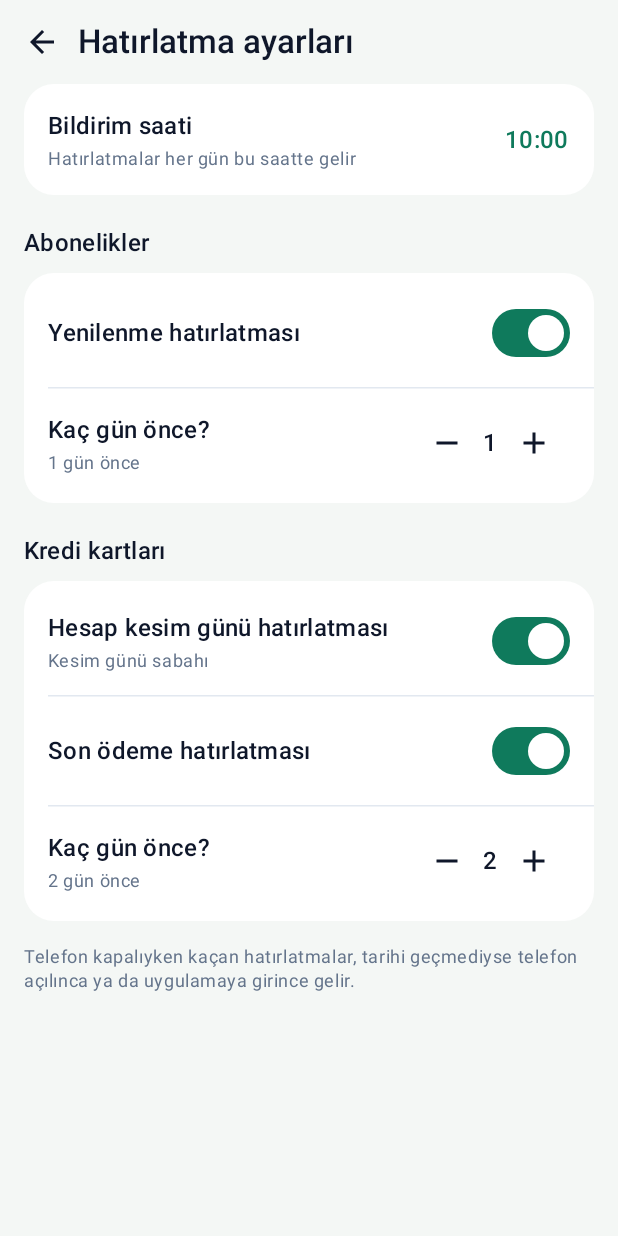
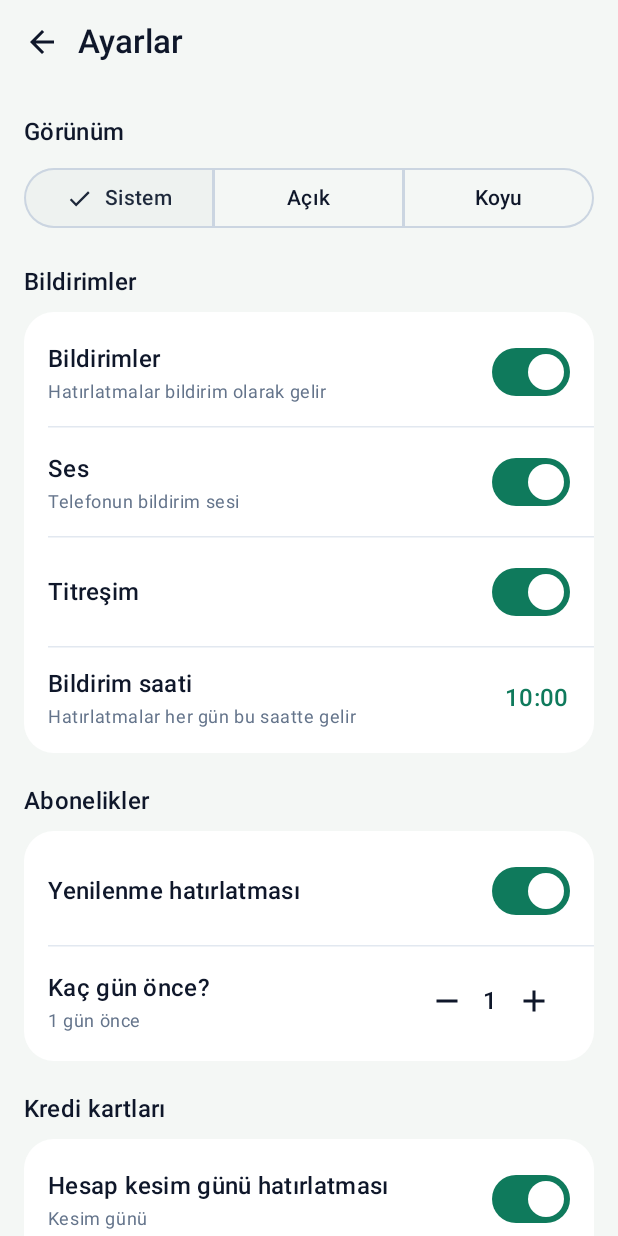
Before and after one commit to ibrahimefeyokus/abonelik-avcisi, an Android app built with Jetpack Compose: the screen it shows after launch (MainActivity), after a tap on "Ayarlar", on a phone screen of 412 x 824 dp. Run offline under Robolectric (Android 15) with nearby library versions, the phone set to English and light mode, and no system bars; our stand-ins replace Room's generated code; libraries missing offline, so code that uses them is left out: androidx.glance, androidx.glance.action, androidx.glance.appwidget, androidx.glance.background, androidx.glance.color and 2 more; 1 statement that could not run was skipped.

Commit message:
feat: koyu mod ayarı, bildirim aç/kapa, ses ve titreşim seçenekleri

```diff
--- a/app/src/main/java/com/ibrah/abonelik/MainActivity.kt
+++ b/app/src/main/java/com/ibrah/abonelik/MainActivity.kt
@@ -2,16 +2,21 @@ package com.ibrah.abonelik
 
 import android.os.Bundle
 import androidx.activity.ComponentActivity
+import androidx.activity.SystemBarStyle
 import androidx.activity.compose.setContent
 import androidx.activity.enableEdgeToEdge
-import androidx.compose.foundation.layout.Box
+import androidx.compose.foundation.isSystemInDarkTheme
 import androidx.compose.foundation.layout.fillMaxSize
 import androidx.compose.material3.MaterialTheme
 import androidx.compose.material3.Surface
-import androidx.compose.material3.Text
-import androidx.compose.ui.Alignment
+import androidx.compose.runtime.DisposableEffect
+import androidx.compose.runtime.collectAsState
+import androidx.compose.runtime.getValue
+import androidx.compose.runtime.remember
 import androidx.compose.ui.Modifier
 import androidx.lifecycle.lifecycleScope
+import com.ibrah.abonelik.core.ThemeMode
+import com.ibrah.abonelik.data.SettingsStore
 import com.ibrah.abonelik.reminders.CatchUp
 import com.ibrah.abonelik.ui.AppNav
 import com.ibrah.abonelik.ui.theme.AppTheme
@@ -23,7 +28,17 @@ class MainActivity : ComponentActivity() {
         super.onCreate(savedInstanceState)
         enableEdgeToEdge()
         setContent {
-            AppTheme {
+            val store = remember { SettingsStore(applicationContext) }
+            val mode by store.theme.collectAsState(initial = ThemeMode.SYSTEM)
+            val dark = mode.isDark(isSystemInDarkTheme())
+            // Durum çubuğu simgeleri seçilen temaya uysun (koyu temada açık renk simgeler).
+            DisposableEffect(dark) {
+                val style = if (dark) SystemBarStyle.dark(android.graphics.Color.TRANSPARENT)
+                else SystemBarStyle.light(android.graphics.Color.TRANSPARENT, android.graphics.Color.TRANSPARENT)
+                enableEdgeToEdge(statusBarStyle = style, navigationBarStyle = style)
+                onDispose {}
+            }
+            AppTheme(dark = dark) {
                 Surface(Modifier.fillMaxSize(), color = MaterialTheme.colorScheme.background) { AppNav() }
             }
         }
--- /dev/null
+++ b/app/src/main/java/com/ibrah/abonelik/core/Prefs.kt
@@ -0,0 +1,31 @@
+package com.ibrah.abonelik.core
+
+enum class ThemeMode(val label: String) {
+    SYSTEM("Sistem"), LIGHT("Açık"), DARK("Koyu");
+
+    fun isDark(systemDark: Boolean) = when (this) { SYSTEM -> systemDark; LIGHT -> false; DARK -> true }
+}
+
+/** Bildirimin nasıl iletileceği: kanal seçimi ve uygulama içi aç/kapa. */
+object Delivery {
+    /**
+     * Android kanal ses/titreşimini sonradan değiştirmeye izin vermez; her birleşim ayrı kanaldır,
+     * kullanılmayanlar silinir.
+     */
+    fun channelId(sound: Boolean, vibrate: Boolean) = "hatirlatmalar_s${if (sound) 1 else 0}_v${if (vibrate) 1 else 0}"
+
+    val allChannelIds = listOf(true, false).flatMap { s -> listOf(true, false).map { v -> channelId(s, v) } }
+    val legacyChannelIds = listOf("hatirlatmalar")
+
+    data class Plan(val show: List<Reminder>, val markSent: List<Reminder>)
+
+    /**
+     * Uygulamadan kapatıldıysa: gösterme ama "geçti" say (yeniden açılınca geçmişler yağmasın).
+     * Telefon (izin/kanal) engelliyorsa: gösterme, sayma da (izin verilince telafi edilir).
+     */
+    fun plan(due: List<Reminder>, notificationsOn: Boolean, systemAllows: Boolean): Plan = when {
+        !notificationsOn -> Plan(emptyList(), due)
+        !systemAllows -> Plan(emptyList(), emptyList())
+        else -> Plan(due, due)
+    }
+}
--- a/app/src/main/java/com/ibrah/abonelik/core/Reminders.kt
+++ b/app/src/main/java/com/ibrah/abonelik/core/Reminders.kt
@@ -13,6 +13,10 @@ data class ReminderSettings(
     val subOn: Boolean = true,
     val statementOn: Boolean = true,
     val dueOn: Boolean = true,
+    /** Uygulama içi ana düğme; kapalıyken hiçbir hatırlatma gösterilmez. */
+    val notificationsOn: Boolean = true,
+    val sound: Boolean = true,
+    val vibrate: Boolean = true,
 ) {
     /** Önceden hatırlatma 0–7 gün; telafi penceresi de bu yüzden en fazla 7 gün. */
     fun normalized() = copy(subDaysBefore = subDaysBefore.coerceIn(0, 7), dueDaysBefore = dueDaysBefore.coerceIn(0, 7))
--- a/app/src/main/java/com/ibrah/abonelik/data/SettingsStore.kt
+++ b/app/src/main/java/com/ibrah/abonelik/data/SettingsStore.kt
@@ -5,8 +5,10 @@ import androidx.datastore.preferences.core.Preferences
 import androidx.datastore.preferences.core.booleanPreferencesKey
 import androidx.datastore.preferences.core.edit
 import androidx.datastore.preferences.core.intPreferencesKey
+import androidx.datastore.preferences.core.stringPreferencesKey
 import androidx.datastore.preferences.preferencesDataStore
 import com.ibrah.abonelik.core.ReminderSettings
+import com.ibrah.abonelik.core.ThemeMode
 import java.time.LocalTime
 import kotlinx.coroutines.flow.Flow
 import kotlinx.coroutines.flow.first
@@ -24,11 +26,21 @@ class SettingsStore(context: Context) {
         val SUB_ON = booleanPreferencesKey("sub_on")
         val ST_ON = booleanPreferencesKey("statement_on")
         val DUE_ON = booleanPreferencesKey("due_on")
+        val NOTIF_ON = booleanPreferencesKey("notifications_on")
+        val SOUND = booleanPreferencesKey("sound")
+        val VIBRATE = booleanPreferencesKey("vibrate")
+        val THEME = stringPreferencesKey("theme")
     }
 
     val flow: Flow<ReminderSettings> = store.data.map { it.toSettings() }
 
+    val theme: Flow<ThemeMode> = store.data.map { p ->
+        p[K.THEME]?.let { runCatching { ThemeMode.valueOf(it) }.getOrNull() } ?: ThemeMode.SYSTEM
+    }
+
     suspend fun current(): ReminderSettings = flow.first()
+
+    suspend fun setTheme(t: ThemeMode) { store.edit { it[K.THEME] = t.name } }
 
     suspend fun update(f: (ReminderSettings) -> ReminderSettings) {
         store.edit { p ->
@@ -39,6 +51,9 @@ class SettingsStore(context: Context) {
             p[K.SUB_ON] = n.subOn
             p[K.ST_ON] = n.statementOn
             p[K.DUE_ON] = n.dueOn
+            p[K.NOTIF_ON] = n.notificationsOn
+            p[K.SOUND] = n.sound
+            p[K.VIBRATE] = n.vibrate
         }
     }
 
@@ -52,6 +67,9 @@ class SettingsStore(context: Context) {
             subOn = this[K.SUB_ON] ?: d.subOn,
             statementOn = this[K.ST_ON] ?: d.statementOn,
             dueOn = this[K.DUE_ON] ?: d.dueOn,
+            notificationsOn = this[K.NOTIF_ON] ?: d.notificationsOn,
+            sound = this[K.SOUND] ?: d.sound,
+            vibrate = this[K.VIBRATE] ?: d.vibrate,
         )
     }
 }
--- a/app/src/main/java/com/ibrah/abonelik/notify/Notifications.kt
+++ b/app/src/main/java/com/ibrah/abonelik/notify/Notifications.kt
@@ -9,41 +9,52 @@ import androidx.core.app.NotificationCompat
 import androidx.core.app.NotificationManagerCompat
 import com.ibrah.abonelik.MainActivity
 import com.ibrah.abonelik.R
+import com.ibrah.abonelik.core.Delivery
+import com.ibrah.abonelik.core.ReminderSettings
 
 object Notifications {
-    const val CHANNEL = "hatirlatmalar"
-
-    fun ensureChannel(ctx: Context) {
+    /**
+     * Ses/titreşim ayarına uygun kanalı oluşturur, diğerlerini siler (telefonun ayarlarında tek
+     * "Hatırlatmalar" kanalı görünsün). Android kanal sesini sonradan değiştirmeye izin vermediği için
+     * her birleşim ayrı kanaldır.
+     */
+    fun ensureChannel(ctx: Context, s: ReminderSettings): String {
         val nm = ctx.getSystemService(NotificationManager::class.java)
+        val id = Delivery.channelId(s.sound, s.vibrate)
+        (Delivery.allChannelIds + Delivery.legacyChannelIds).filter { it != id }.forEach { nm.deleteNotificationChannel(it) }
         nm.createNotificationChannel(
-            NotificationChannel(CHANNEL, "Hatırlatmalar", NotificationManager.IMPORTANCE_DEFAULT).apply {
+            NotificationChannel(id, "Hatırlatmalar", NotificationManager.IMPORTANCE_DEFAULT).apply {
                 description = "Abonelik yenilemeleri, ekstre kesimi ve son ödeme"
                 lockscreenVisibility = NotificationCompat.VISIBILITY_PRIVATE
+                if (!s.sound) setSound(null, null)
+                enableVibration(s.vibrate)
+                if (s.vibrate) vibrationPattern = longArrayOf(0, 250, 150, 250)
             },
         )
+        return id
     }
 
-    /** Uygulama bildirimleri açık VE "Hatırlatmalar" kanalı kapatılmamış. */
-    fun enabled(ctx: Context): Boolean {
+    /** Telefon tarafı izin veriyor mu: uygulama bildirimleri açık VE kanal kapatılmamış. */
+    fun systemAllows(ctx: Context, s: ReminderSettings): Boolean {
         if (!NotificationManagerCompat.from(ctx).areNotificationsEnabled()) return false
-        ensureChannel(ctx)
-        val ch = ctx.getSystemService(NotificationManager::class.java).getNotificationChannel(CHANNEL)
+        val id = ensureChannel(ctx, s)
+        val ch = ctx.getSystemService(NotificationManager::class.java).getNotificationChannel(id)
         return ch == null || ch.importance != NotificationManager.IMPORTANCE_NONE
     }
 
     /** Kilit ekranında yalnızca "Abonelik Avcısı · hatırlatma" görünür; tutar gizli kalır. */
-    fun show(ctx: Context, id: Int, title: String, body: String) {
-        ensureChannel(ctx)
+    fun show(ctx: Context, s: ReminderSettings, id: Int, title: String, body: String) {
+        val channel = ensureChannel(ctx, s)
         val open = PendingIntent.getActivity(
             ctx, 0, Intent(ctx, MainActivity::class.java).addFlags(Intent.FLAG_ACTIVITY_SINGLE_TOP),
             PendingIntent.FLAG_IMMUTABLE or PendingIntent.FLAG_UPDATE_CURRENT,
         )
-        val public = NotificationCompat.Builder(ctx, CHANNEL)
+        val public = NotificationCompat.Builder(ctx, channel)
             .setSmallIcon(R.drawable.ic_launcher_foreground)
             .setContentTitle("Abonelik Avcısı")
             .setContentText("Hatırlatma")
             .build()
-        val n = NotificationCompat.Builder(ctx, CHANNEL)
+        val n = NotificationCompat.Builder(ctx, channel)
             .setSmallIcon(R.drawable.ic_launcher_foreground)
             .setContentTitle(title)
             .setContentText(body)
--- a/app/src/main/java/com/ibrah/abonelik/reminders/CatchUp.kt
+++ b/app/src/main/java/com/ibrah/abonelik/reminders/CatchUp.kt
@@ -6,6 +6,7 @@ import android.content.BroadcastReceiver
 import android.content.Context
 import android.content.Intent
 import com.ibrah.abonelik.core.AlarmTime
+import com.ibrah.abonelik.core.Delivery
 import com.ibrah.abonelik.core.Kind
 import com.ibrah.abonelik.core.ReminderPlanner
 import com.ibrah.abonelik.core.Totals
@@ -42,21 +43,21 @@ object CatchUp {
         DailyAlarm.schedule(ctx, AlarmTime.next(now, settings.time))
         val subs = repo.subsNow()
         val cards = repo.cardsNow()
-        // Bildirim izni yoksa hiçbir şey "gönderildi" sayılmaz; izin verilince telafi edilir.
-        if (Notifications.enabled(ctx)) {
-            val today = now.toLocalDate()
-            val due = ReminderPlanner.due(subs, cards, settings, now, repo.sentKeys())
-            val shown = due.mapNotNull { r ->
-                val sub = subs.firstOrNull { it.id == r.itemId && r.kind == Kind.SUB }
-                val card = cards.firstOrNull { it.id == r.itemId && r.kind != Kind.SUB }
-                val st = if (r.kind == Kind.STATEMENT && card != null) Totals.onStatement(card, subs, r.eventDate) else null
-                val text = ReminderText.of(r, sub, card, st, today) ?: return@mapNotNull r.key // silinmiş öğe: sessizce kapat
-                Notifications.show(ctx, r.key.hashCode(), text.first, text.second)
-                r.key
+        val today = now.toLocalDate()
+        val due = ReminderPlanner.due(subs, cards, settings, now, repo.sentKeys())
+        // Uygulamadan kapalıysa: gösterme, "geçti" say. Telefon engelliyorsa: gösterme, sayma (sonra telafi).
+        val plan = Delivery.plan(due, settings.notificationsOn,
+            systemAllows = settings.notificationsOn && Notifications.systemAllows(ctx, settings))
+        plan.show.forEach { r ->
+            val sub = subs.firstOrNull { it.id == r.itemId && r.kind == Kind.SUB }
+            val card = cards.firstOrNull { it.id == r.itemId && r.kind != Kind.SUB }
+            val st = if (r.kind == Kind.STATEMENT && card != null) Totals.onStatement(card, subs, r.eventDate) else null
+            ReminderText.of(r, sub, card, st, today)?.let { (title, body) ->
+                Notifications.show(ctx, settings, r.key.hashCode(), title, body)
             }
-            if (shown.isNotEmpty()) repo.markSent(shown, today)
-            repo.pruneSent(today.minusDays(30))
         }
+        if (plan.markSent.isNotEmpty()) repo.markSent(plan.markSent.map { it.key }, today)
+        repo.pruneSent(today.minusDays(30))
         // Gün değişince "yarın / N gün" etiketleri ve yaklaşanlar widget'ta da güncellensin.
         com.ibrah.abonelik.widget.WidgetUpdater.update(ctx)
     }
--- a/app/src/main/java/com/ibrah/abonelik/ui/AppNav.kt
+++ b/app/src/main/java/com/ibrah/abonelik/ui/AppNav.kt
@@ -37,6 +37,7 @@ import com.ibrah.abonelik.core.Sub
 import kotlinx.coroutines.flow.map
 import com.ibrah.abonelik.data.Repository
 import com.ibrah.abonelik.data.SettingsStore
+import com.ibrah.abonelik.notify.Notifications
 import com.ibrah.abonelik.reminders.CatchUp
 import java.time.LocalDate
 import java.util.UUID
@@ -60,6 +61,7 @@ fun AppNav() {
     val subs = subsOrNull.orEmpty()
     val cards = cardsOrNull.orEmpty()
     val settings by store.flow.collectAsState(initial = ReminderSettings())
+    val theme by store.theme.collectAsState(initial = com.ibrah.abonelik.core.ThemeMode.SYSTEM)
     var tab by rememberSaveable { mutableStateOf(0) }
     var editingSub by rememberSaveable { mutableStateOf<String?>(null) }   // id ya da NEW
     var editingCard by rememberSaveable { mutableStateOf<String?>(null) }
@@ -117,13 +119,18 @@ fun AppNav() {
     if (showSettings) {
         SettingsScreen(
             settings,
+            theme = theme,
+            onTheme = { t -> scope.launch { store.setTheme(t) } },
             onChange = { f ->
                 scope.launch {
                     val old = store.current()
                     store.update(f)
                     withContext(Dispatchers.IO) {
                         runCatching {
-                            if (SettingsChange.needsCatchUp(old, store.current())) CatchUp.run(ctx) else CatchUp.reschedule(ctx)
+                            val new = store.current()
+                            // Ses/titreşim değişince kanal hemen yenilensin (telefon ayarlarında da doğru görünsün).
+                            Notifications.ensureChannel(ctx, new)
+                            if (SettingsChange.needsCatchUp(old, new)) CatchUp.run(ctx) else CatchUp.reschedule(ctx)
                         }
                     }
                 }
@@ -157,7 +164,7 @@ fun AppNav() {
         if (tab == 0) {
             HomeScreen(
                 subs, cards, today,
-                banner = { SetupBanner(onGranted = { catchUp() }) },
+                banner = { SetupBanner(settings, onGranted = { catchUp() }) },
                 onAdd = { editingSub = NEW },
                 onOpen = { editingSub = it.id },
                 onOpenCard = { editingCard = it.id },
--- a/app/src/main/java/com/ibrah/abonelik/ui/HomeScreen.kt
+++ b/app/src/main/java/com/ibrah/abonelik/ui/HomeScreen.kt
@@ -99,7 +99,8 @@ fun HomeScreen(
 private fun TotalCard(monthly: String, yearly: String, count: Int) {
     Surface(
         Modifier.fillMaxWidth().padding(top = 8.dp), shape = MaterialTheme.shapes.large,
-        color = MaterialTheme.colorScheme.primary,
+        // Koyu temada da marka yeşili: açık nane rengi üstünde beyaz yazı okunmuyordu.
+        color = AppColors.Brand,
     ) {
         Column(Modifier.padding(22.dp)) {
             Text("Aylık toplam", color = Color.White.copy(alpha = 0.8f), style = MaterialTheme.typography.labelLarge)
--- a/app/src/main/java/com/ibrah/abonelik/ui/SettingsScreen.kt
+++ b/app/src/main/java/com/ibrah/abonelik/ui/SettingsScreen.kt
@@ -36,51 +36,56 @@ import androidx.compose.ui.Alignment
 import androidx.compose.ui.Modifier
 import androidx.compose.ui.unit.dp
 import com.ibrah.abonelik.core.ReminderSettings
+import com.ibrah.abonelik.core.ThemeMode
 import java.time.LocalTime
+
+private typealias Change = ((ReminderSettings) -> ReminderSettings) -> Unit
 
 @OptIn(ExperimentalMaterial3Api::class)
 @Composable
-fun SettingsScreen(settings: ReminderSettings, onChange: ((ReminderSettings) -> ReminderSettings) -> Unit, onClose: () -> Unit) {
+fun SettingsScreen(
+    settings: ReminderSettings,
+    theme: ThemeMode,
+    onTheme: (ThemeMode) -> Unit,
+    onChange: Change,
+    onClose: () -> Unit,
+) {
     var picking by remember { mutableStateOf(false) }
     BackHandler(onBack = onClose)
     Column(Modifier.fillMaxSize().statusBarsPadding().navigationBarsPadding()) {
         Row(Modifier.fillMaxWidth().padding(4.dp), verticalAlignment = Alignment.CenterVertically) {
             IconButton(onClick = onClose) { Icon(Icons.AutoMirrored.Filled.ArrowBack, "Geri") }
-            Text("Hatırlatma ayarları", style = MaterialTheme.typography.titleLarge)
+            Text("Ayarlar", style = MaterialTheme.typography.titleLarge)
         }
         Column(Modifier.verticalScroll(rememberScrollState()).padding(horizontal = 16.dp)) {
+            SectionTitle("Görünüm")
+            Segmented(ThemeMode.entries.map { it to it.label }, theme, onTheme)
+
+            SectionTitle("Bildirimler")
             CardBox {
-                SettingRow("Bildirim saati", "Hatırlatmalar her gün bu saatte gelir",
-                    Modifier.clickable { picking = true }) {
-                    Text("%02d:%02d".format(settings.time.hour, settings.time.minute), style = MaterialTheme.typography.titleMedium,
-                        color = MaterialTheme.colorScheme.primary)
+                SettingRow("Bildirimler", if (settings.notificationsOn) "Hatırlatmalar bildirim olarak gelir" else "Hiçbir hatırlatma gelmez") {
+                    Switch(settings.notificationsOn, { v -> onChange { it.copy(notificationsOn = v) } })
+                }
+                if (settings.notificationsOn) {
+                    Divider()
+                    SettingRow("Ses", if (settings.sound) "Telefonun bildirim sesi" else "Sessiz") {
+                        Switch(settings.sound, { v -> onChange { it.copy(sound = v) } })
+                    }
+                    Divider()
+                    SettingRow("Titreşim", null) { Switch(settings.vibrate, { v -> onChange { it.copy(vibrate = v) } }) }
+                    Divider()
+                    SettingRow("Bildirim saati", "Hatırlatmalar her gün bu saatte gelir", Modifier.clickable { picking = true }) {
+                        Text("%02d:%02d".format(settings.time.hour, settings.time.minute),
+                            style = MaterialTheme.typography.titleMedium, color = MaterialTheme.colorScheme.primary)
+                    }
                 }
             }
-            SectionTitle("Abonelikler")
-            CardBox {
-                SettingRow("Yenilenme hatırlatması", null) { Switch(settings.subOn, { v -> onChange { it.copy(subOn = v) } }) }
-                Divider()
-                SettingRow("Kaç gün önce?", if (settings.subDaysBefore == 0) "yenilenme günü" else "${settings.subDaysBefore} gün önce") {
-                    Stepper(settings.subDaysBefore) { n -> onChange { it.copy(subDaysBefore = n) } }
-                }
+            if (!settings.notificationsOn) {
+                Note("Kapalıyken günü gelen hatırlatmalar atlanır; tekrar açınca geçmişler toplu gelmez.")
+            } else {
+                ReminderKinds(settings, onChange)
+                Note("Telefon kapalıyken kaçan hatırlatmalar, tarihi geçmediyse telefon açılınca ya da uygulamaya girince gelir.")
             }
-            SectionTitle("Kredi kartları")
-            CardBox {
-                SettingRow("Hesap kesim günü hatırlatması", "Kesim günü sabahı") {
-                    Switch(settings.statementOn, { v -> onChange { it.copy(statementOn = v) } })
-                }
-                Divider()
-                SettingRow("Son ödeme hatırlatması", null) { Switch(settings.dueOn, { v -> onChange { it.copy(dueOn = v) } }) }
-                Divider()
-                SettingRow("Kaç gün önce?", if (settings.dueDaysBefore == 0) "son ödeme günü" else "${settings.dueDaysBefore} gün önce") {
-                    Stepper(settings.dueDaysBefore) { n -> onChange { it.copy(dueDaysBefore = n) } }
-                }
-            }
-            Text(
-                "Telefon kapalıyken kaçan hatırlatmalar, tarihi geçmediyse telefon açılınca ya da uygulamaya girince gelir.",
-                style = MaterialTheme.typography.bodySmall, color = MaterialTheme.colorScheme.onSurfaceVariant,
-                modifier = Modifier.padding(vertical = 16.dp),
-            )
         }
     }
     if (picking) {
@@ -97,6 +102,36 @@ fun SettingsScreen(settings: ReminderSettings, onChange: ((ReminderSettings) ->
         )
     }
 }
+
+@Composable
+private fun ReminderKinds(settings: ReminderSettings, onChange: Change) {
+    SectionTitle("Abonelikler")
+    CardBox {
+        SettingRow("Yenilenme hatırlatması", null) { Switch(settings.subOn, { v -> onChange { it.copy(subOn = v) } }) }
+        Divider()
+        SettingRow("Kaç gün önce?", if (settings.subDaysBefore == 0) "yenilenme günü" else "${settings.subDaysBefore} gün önce") {
+            Stepper(settings.subDaysBefore) { n -> onChange { it.copy(subDaysBefore = n) } }
+        }
+    }
+    SectionTitle("Kredi kartları")
+    CardBox {
+        SettingRow("Hesap kesim günü hatırlatması", "Kesim günü") {
+            Switch(settings.statementOn, { v -> onChange { it.copy(statementOn = v) } })
+        }
+        Divider()
+        SettingRow("Son ödeme hatırlatması", null) { Switch(settings.dueOn, { v -> onChange { it.copy(dueOn = v) } }) }
+        Divider()
+        SettingRow("Kaç gün önce?", if (settings.dueDaysBefore == 0) "son ödeme günü" else "${settings.dueDaysBefore} gün önce") {
+            Stepper(settings.dueDaysBefore) { n -> onChange { it.copy(dueDaysBefore = n) } }
+        }
+    }
+}
+
+@Composable
+private fun Note(text: String) = Text(
+    text, style = MaterialTheme.typography.bodySmall, color = MaterialTheme.colorScheme.onSurfaceVariant,
+    modifier = Modifier.padding(vertical = 16.dp),
+)
 
 @Composable
 private fun Divider() = HorizontalDivider(Modifier.padding(start = 16.dp), color = MaterialTheme.colorScheme.outlineVariant)
--- a/app/src/main/java/com/ibrah/abonelik/ui/SetupBanner.kt
+++ b/app/src/main/java/com/ibrah/abonelik/ui/SetupBanner.kt
@@ -72,7 +72,7 @@ object Setup {
 
 /** "Hatırlatmalar için kurulum eksik" bandı: bildirim izni ve pil kısıtlaması. Her açılışta yeniden denetlenir. */
 @Composable
-fun SetupBanner(onGranted: () -> Unit) {
+fun SetupBanner(settings: com.ibrah.abonelik.core.ReminderSettings, onGranted: () -> Unit) {
     val ctx = LocalContext.current
     var tick by remember { mutableIntStateOf(0) }
     val owner = LocalLifecycleOwner.current
@@ -86,7 +86,9 @@ fun SetupBanner(onGranted: () -> Unit) {
         if (ok) onGranted()
     }
     @Suppress("UNUSED_EXPRESSION") tick
-    val notif = Setup.notificationsGranted(ctx) && com.ibrah.abonelik.notify.Notifications.enabled(ctx)
+    // Bildirimleri uygulamadan bilerek kapattıysa uyarma; açıkken telefon engelliyorsa uyar.
+    val notif = !settings.notificationsOn ||
+        (Setup.notificationsGranted(ctx) && com.ibrah.abonelik.notify.Notifications.systemAllows(ctx, settings))
     val battery = Setup.batteryUnrestricted(ctx)
     val autoStartDone = Setup.autoStartAcknowledged(ctx)
     if (notif && battery && autoStartDone) return
```
Also changed, not shown: 2 other files.
